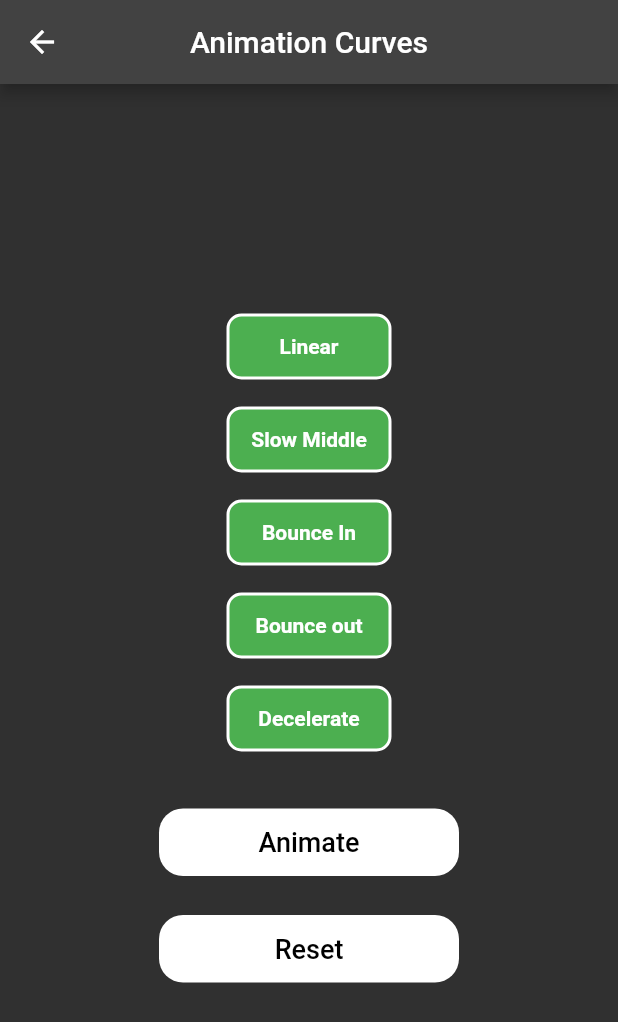
After one commit to VeronikaHaichenko/animations, a Flutter app: the screen it shows after launch, after a tap on "Animation Curves", on a phone screen of 412 x 824 dp. The commit adds this screen. Shown: the top 1022 px of the screen. Run offline on Flutter 3.47's test engine with Material 2 defaults, Android fonts, the phone set to English and light mode, and no system bars; our stand-ins replace lottie, rive.

Commit message:
added menu with example animations

```diff
--- a/lib/main.dart
+++ b/lib/main.dart
@@ -2,6 +2,7 @@ import 'package:animations_course/chip.dart' as chip;
 import 'package:animations_course/example1.dart';
 import 'package:animations_course/example2.dart';
 import 'package:animations_course/example3.dart';
+import 'package:animations_course/menu/menu_page.dart';
 import 'package:animations_course/rive_example.dart';
 import 'package:animations_course/lottie_example.dart';
 import 'package:flutter/material.dart';
@@ -20,7 +21,7 @@ class MyApp extends StatelessWidget {
       themeMode: ThemeMode.dark,
       debugShowCheckedModeBanner: false,
       debugShowMaterialGrid: false,
-      home: const RiveExample(),
+      home: const MenuPage(),
     );
   }
 }
--- /dev/null
+++ b/lib/menu/animation_curves_page.dart
@@ -0,0 +1,100 @@
+import 'package:animations_course/menu/widget/custom_button.dart';
+import 'package:flutter/material.dart';
+
+class AnimationCurvesPage extends StatefulWidget {
+  const AnimationCurvesPage({super.key});
+
+  @override
+  State<AnimationCurvesPage> createState() => _AnimationCurvesPageState();
+}
+
+class _AnimationCurvesPageState extends State<AnimationCurvesPage> {
+  double _width = 110;
+
+  @override
+  Widget build(BuildContext context) {
+    return Scaffold(
+      appBar: AppBar(
+        centerTitle: true,
+        title: const Text('Animation Curves'),
+        automaticallyImplyLeading: true,
+      ),
+      body: SizedBox(
+        width: double.infinity,
+        child: Column(
+          mainAxisAlignment: MainAxisAlignment.center,
+          children: [
+            CurveDisplay(curveName: 'Linear', curve: Curves.linear, width: _width),
+            CurveDisplay(curveName: 'Slow Middle', curve: Curves.slowMiddle, width: _width),
+            CurveDisplay(curveName: 'Bounce In', curve: Curves.bounceIn, width: _width),
+            CurveDisplay(curveName: 'Bounce out', curve: Curves.bounceOut, width: _width),
+            CurveDisplay(curveName: 'Decelerate', curve: Curves.decelerate, width: _width),
+            const SizedBox(
+              height: 20,
+            ),
+            CustomButton(
+              title: 'Animate',
+              onTap: () {
+                setState(() {
+                  _width = 300;
+                });
+              },
+            ),
+            const SizedBox(
+              height: 10,
+            ),
+            CustomButton(
+              title: 'Reset',
+              onTap: () {
+                setState(() {
+                  _width = 110;
+                });
+              },
+            ),
+          ],
+        ),
+      ),
+    );
+  }
+}
+
+class CurveDisplay extends StatelessWidget {
+  const CurveDisplay({
+    Key? key,
+    required double width,
+    required this.curveName,
+    required this.curve,
+  })  : _width = width,
+        super(key: key);
+
+  final double _width;
+  final String curveName;
+  final Curve curve;
+
+  @override
+  Widget build(BuildContext context) {
+    return AnimatedContainer(
+      width: _width,
+      padding: const EdgeInsets.all(12),
+      curve: curve,
+      margin: const EdgeInsets.only(bottom: 18),
+      alignment: Alignment.center,
+      duration: const Duration(milliseconds: 700),
+      decoration: BoxDecoration(
+        color: Colors.green,
+        borderRadius: BorderRadius.circular(10),
+        border: Border.all(
+          color: Colors.white,
+          width: 2,
+        ),
+      ),
+      child: Text(
+        curveName,
+        style: const TextStyle(
+          fontSize: 14,
+          fontWeight: FontWeight.w600,
+        ),
+      ),
+    );
+  }
+}
--- /dev/null
+++ b/lib/menu/menu_page.dart
@@ -0,0 +1,116 @@
+import 'package:animations_course/menu/animation_curves_page.dart';
+import 'package:animations_course/menu/implicit_animations_page.dart';
+import 'package:animations_course/menu/matrix4_page.dart';
+import 'package:animations_course/menu/transform_page.dart';
+import 'package:animations_course/menu/tween_animations_page.dart';
+import 'package:flutter/material.dart';
+
+class MenuPage extends StatelessWidget {
+  const MenuPage({super.key});
+
+  @override
+  Widget build(BuildContext context) {
+    return Scaffold(
+      appBar: AppBar(
+        centerTitle: true,
+        title: const Text('Animation Types'),
+      ),
+      body: Padding(
+        padding: const EdgeInsets.all(20),
+        child: Column(
+          children: [
+            menuItem(
+              title: 'Implicit Animations',
+              onTap: () {
+                Navigator.of(context).push(
+                  MaterialPageRoute(
+                    builder: (BuildContext context) => const ImplicitAnimationsPage(),
+                  ),
+                );
+              },
+            ),
+            menuItem(
+              title: 'Transform',
+              onTap: () {
+                Navigator.of(context).push(
+                  MaterialPageRoute(
+                    builder: (BuildContext context) => const TransformPage(),
+                  ),
+                );
+              },
+            ),
+            menuItem(
+              title: 'Matrix4',
+              onTap: () {
+                Navigator.of(context).push(
+                  MaterialPageRoute(
+                    builder: (BuildContext context) => const Matrix4Page(),
+                  ),
+                );
+              },
+            ),
+            menuItem(
+              title: 'Animation Curves',
+              onTap: () {
+                Navigator.of(context).push(
+                  MaterialPageRoute(
+                    builder: (BuildContext context) => const AnimationCurvesPage(),
+                  ),
+                );
+              },
+            ),
+            menuItem(
+              title: 'Tween Animations',
+              onTap: () {
+                Navigator.of(context).push(
+                  MaterialPageRoute(
+                    builder: (BuildContext context) => const TweenAnimationsPage(),
+                  ),
+                );
+              },
+              needPadding: false,
+            ),
+          ],
+        ),
+      ),
+    );
+  }
+
+  Widget menuItem({required String title, required VoidCallback onTap, bool? needPadding}) {
+    return InkWell(
+      splashColor: Colors.transparent,
+      onTap: onTap,
+      child: Padding(
+        padding: EdgeInsets.only(bottom: needPadding == false ? 0 : 16),
+        child: Container(
+          padding: const EdgeInsets.all(16),
+          decoration: BoxDecoration(
+            borderRadius: BorderRadius.circular(24),
+            color: Colors.white,
+            border: Border.all(
+              width: 2,
+              color: Colors.white,
+            ),
+          ),
+          child: Row(
+            mainAxisAlignment: MainAxisAlignment.spaceBetween,
+            children: [
+              Text(
+                title,
+                style: const TextStyle(
+                  fontSize: 18,
+                  fontWeight: FontWeight.w500,
+                  color: Colors.black,
+                ),
+              ),
+              const Icon(
+                Icons.navigate_next_rounded,
+                color: Colors.black,
+              ),
+            ],
+          ),
+        ),
+      ),
+    );
+  }
+}
--- /dev/null
+++ b/lib/menu/widget/custom_button.dart
@@ -0,0 +1,39 @@
+import 'package:flutter/material.dart';
+
+class CustomButton extends StatelessWidget {
+  const CustomButton({
+    super.key,
+    required this.title,
+    required this.onTap,
+  });
+
+  final String title;
+  final Function() onTap;
+
+  @override
+  Widget build(BuildContext context) {
+    return GestureDetector(
+      onTap: onTap,
+      child: Padding(
+        padding: const EdgeInsets.only(bottom: 16),
+        child: Container(
+          alignment: Alignment.center,
+          width: 200,
+          padding: const EdgeInsets.all(12),
+          decoration: BoxDecoration(
+            color: Colors.white,
+            borderRadius: BorderRadius.circular(16),
+          ),
+          child: Text(
+            title,
+            style: const TextStyle(
+              color: Colors.black,
+              fontSize: 18,
+              fontWeight: FontWeight.w500,
+            ),
+          ),
+        ),
+      ),
+    );
+  }
+}
```
Also changed, not shown: lib/menu/functions.dart (added, +17 -0 lines), lib/menu/implicit_animations_page.dart (added, +90 -0 lines), lib/menu/matrix4_page.dart (added, +95 -0 lines), lib/menu/transform_page.dart (added, +119 -0 lines), lib/menu/tween_animations_page.dart (added, +124 -0 lines), assets/images/heart.png (added).
